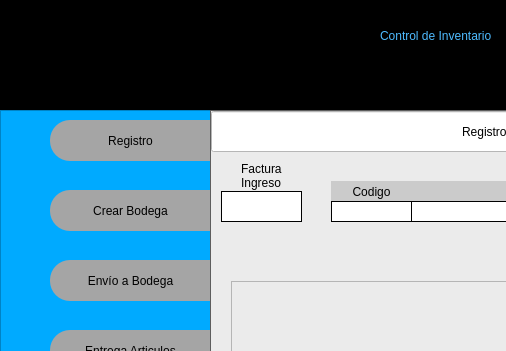
Old version of the form Interfaz/proyecto_program-2.ui in the repository jbrenes1984/proj-yectoFinalGrupo4; both pictures show x 0 to 506 and y 0 to 351 of the 994 by 681 pixel window.
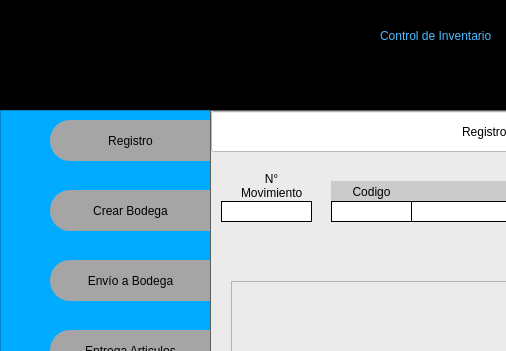
New version of the form. The open tabs and pages were chosen to show the change.

```diff
--- a/Interfaz/proyecto_program-2.ui
+++ b/Interfaz/proyecto_program-2.ui
@@ -380,13 +380,19 @@
             <property name="geometry">
              <rect>
               <x>30</x>
-              <y>50</y>
+              <y>60</y>
               <width>61</width>
               <height>31</height>
              </rect>
             </property>
+            <property name="styleSheet">
+             <string notr="true">font: 75 8pt &quot;MS Shell Dlg 2&quot;;</string>
+            </property>
             <property name="text">
-             <string>&lt;html&gt;&lt;head/&gt;&lt;body&gt;&lt;p&gt;Factura&lt;br&gt;Ingreso&lt;/p&gt;&lt;/body&gt;&lt;/html&gt;</string>
+             <string>&lt;html&gt;&lt;head/&gt;&lt;body&gt;&lt;p&gt;N°&lt;br&gt;Movimiento&lt;/p&gt;&lt;/body&gt;&lt;/html&gt;</string>
+            </property>
+            <property name="alignment">
+             <set>Qt::AlignCenter</set>
             </property>
            </widget>
            <widget class="QPushButton" name="pushButton_guardar">
@@ -592,12 +598,15 @@
             </property>
            </widget>
            <widget class="QLineEdit" name="numeroFacturaIngreso">
+            <property name="enabled">
+             <bool>false</bool>
+            </property>
             <property name="geometry">
              <rect>
               <x>10</x>
-              <y>80</y>
-              <width>81</width>
-              <height>31</height>
+              <y>90</y>
+              <width>91</width>
+              <height>21</height>
              </rect>
             </property>
             <property name="styleSheet">
```
Left out of the diff: 52 changed lines with no effect on the pictures.
